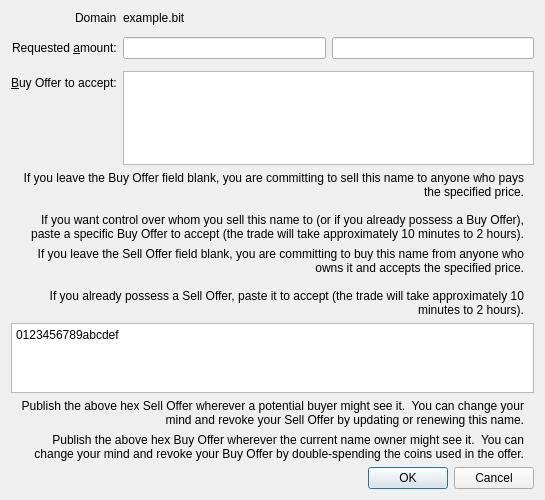
This is electrum_nmc/electrum/gui/qt/forms/tradenamedialog.ui in sevenrats/electrum-nmc as Qt 5 draws it before an edit. The edited form follows.
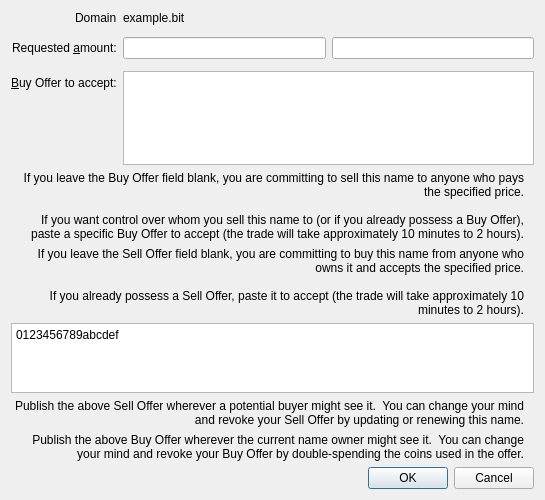
This is the edited form.

Commit message:
Namecoin/ Qt: Improve styling of hex name offers some more
Scan QR button, paste button, export to file button.

The edit to the form file:
```diff
--- a/electrum_nmc/electrum/gui/qt/forms/tradenamedialog.ui
+++ b/electrum_nmc/electrum/gui/qt/forms/tradenamedialog.ui
@@ -203,7 +203,7 @@
    <item>
     <widget class="QLabel" name="labelOutputSellHint">
      <property name="text">
-         <string notr="true">Publish the above hex Sell Offer wherever a potential buyer might see it.  You can change your mind and revoke your Sell Offer by updating or renewing this name.</string>
+         <string notr="true">Publish the above Sell Offer wherever a potential buyer might see it.  You can change your mind and revoke your Sell Offer by updating or renewing this name.</string>
      </property>
      <property name="alignment">
       <set>Qt::AlignRight|Qt::AlignTrailing|Qt::AlignVCenter</set>
@@ -222,7 +222,7 @@
    <item>
     <widget class="QLabel" name="labelOutputBuyHint">
      <property name="text">
-         <string notr="true">Publish the above hex Buy Offer wherever the current name owner might see it.  You can change your mind and revoke your Buy Offer by double-spending the coins used in the offer.</string>
+         <string notr="true">Publish the above Buy Offer wherever the current name owner might see it.  You can change your mind and revoke your Buy Offer by double-spending the coins used in the offer.</string>
      </property>
      <property name="alignment">
       <set>Qt::AlignRight|Qt::AlignTrailing|Qt::AlignVCenter</set>
```
The commit also changes 2 other files.
